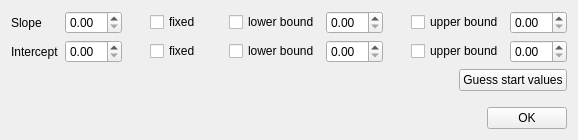
This is pensant/ui/linearModelFitParameters.ui in syncope/pensant as Qt 5 draws it before an edit. The edited form follows.
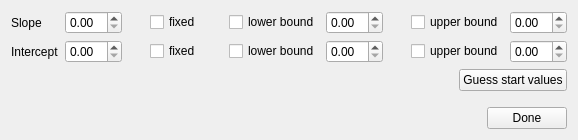
This is the edited form.

Commit message:
+ updated the ui files significantly to include more info
+ first larger test candidate for interactive fitting setup: gaussian model

++ incorporated sliders for setting the start values for gaussian model
++ added more widget creation and interaction parts for gaussian model
---- still several things missing; e.g. creating data points to plot from current parameter values

Patch:
```diff
--- a/pensant/ui/linearModelFitParameters.ui
+++ b/pensant/ui/linearModelFitParameters.ui
@@ -180,7 +180,7 @@
        <item>
         <widget class="QPushButton" name="configDonePushBtn">
          <property name="text">
-          <string>OK</string>
+          <string>Done</string>
          </property>
         </widget>
        </item>
```
The commit also changes 4 other files.
